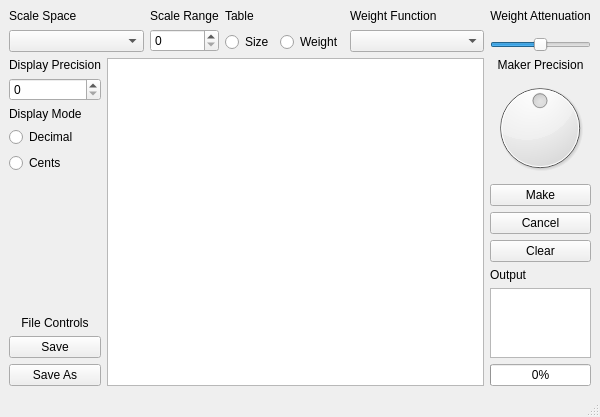
tiltbyrne/Irregular-Tuning-Maker, file Source/mainwindow.ui: the form before one commit.
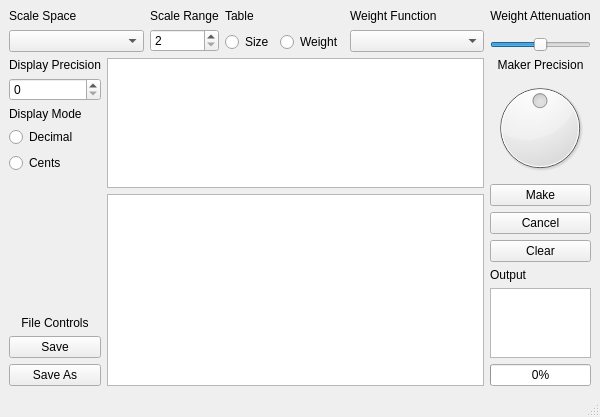
The form after the commit.

```diff
--- a/Source/mainwindow.ui
+++ b/Source/mainwindow.ui
@@ -138,7 +138,13 @@
          <enum>QLayout::SizeConstraint::SetMinimumSize</enum>
         </property>
         <item>
-         <layout class="QHBoxLayout" name="horizontalLayout_6" stretch="0,1">
+         <layout class="QHBoxLayout" name="horizontalLayout_6" stretch="0,0">
+          <property name="sizeConstraint">
+           <enum>QLayout::SizeConstraint::SetDefaultConstraint</enum>
+          </property>
+          <property name="topMargin">
+           <number>0</number>
+          </property>
           <item>
            <layout class="QVBoxLayout" name="verticalLayout_3">
             <item>
@@ -225,7 +231,46 @@
            </layout>
           </item>
           <item>
-           <widget class="QTableView" name="scaleSpaceTable"/>
+           <layout class="QVBoxLayout" name="verticalLayout_2" stretch="1,0">
+            <item>
+             <widget class="QTableView" name="scaleSpaceTable">
+              <property name="sizePolicy">
+               <sizepolicy hsizetype="Expanding" vsizetype="Expanding">
+                <horstretch>0</horstretch>
+                <verstretch>0</verstretch>
+               </sizepolicy>
+              </property>
+             </widget>
+            </item>
+            <item>
+             <widget class="QPlainTextEdit" name="selectionBox">
+              <property name="sizePolicy">
+               <sizepolicy hsizetype="Ignored" vsizetype="Fixed">
+                <horstretch>1</horstretch>
+                <verstretch>1</verstretch>
+               </sizepolicy>
+              </property>
+              <property name="maximumSize">
+               <size>
+                <width>16777215</width>
+                <height>16777215</height>
+               </size>
+              </property>
+              <property name="focusPolicy">
+               <enum>Qt::FocusPolicy::NoFocus</enum>
+              </property>
+              <property name="acceptDrops">
+               <bool>false</bool>
+              </property>
+              <property name="inputMethodHints">
+               <set>Qt::InputMethodHint::ImhNone</set>
+              </property>
+              <property name="placeholderText">
+               <string/>
+              </property>
+             </widget>
+            </item>
+           </layout>
           </item>
          </layout>
         </item>
@@ -272,7 +317,14 @@
            </widget>
           </item>
           <item>
-           <widget class="QSpinBox" name="rangeSpinBox"/>
+           <widget class="QSpinBox" name="rangeSpinBox">
+            <property name="minimum">
+             <number>2</number>
+            </property>
+            <property name="maximum">
+             <number>999</number>
+            </property>
+           </widget>
           </item>
          </layout>
         </item>
```
Left out of the diff: 2 changed lines with no effect on the pictures.
